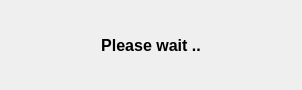
SCIInstitute/ImageVis3D, file ImageVis3D/UI/UI/PleaseWait.ui: the form before one commit.
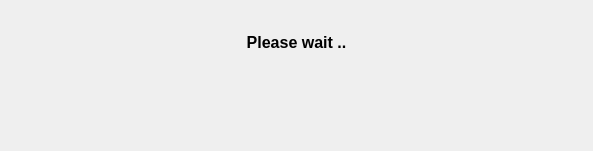
The form after the commit.

Patch:
```diff
--- a/ImageVis3D/UI/UI/PleaseWait.ui
+++ b/ImageVis3D/UI/UI/PleaseWait.ui
@@ -8,8 +8,8 @@
    <rect>
     <x>0</x>
     <y>0</y>
-    <width>302</width>
-    <height>90</height>
+    <width>593</width>
+    <height>151</height>
    </rect>
   </property>
   <property name="sizePolicy" >
@@ -18,6 +18,12 @@
     <verstretch>0</verstretch>
    </sizepolicy>
   </property>
+  <property name="minimumSize" >
+   <size>
+    <width>500</width>
+    <height>150</height>
+   </size>
+  </property>
   <property name="contextMenuPolicy" >
    <enum>Qt::NoContextMenu</enum>
   </property>
@@ -30,7 +36,7 @@
   <property name="modal" >
    <bool>false</bool>
   </property>
-  <layout class="QHBoxLayout" name="horizontalLayout" >
+  <layout class="QVBoxLayout" name="verticalLayout" >
    <item>
     <widget class="QLabel" name="label" >
      <property name="font" >
@@ -51,6 +57,22 @@
      </property>
     </widget>
    </item>
+   <item>
+    <widget class="QLabel" name="label_Status" >
+     <property name="text" >
+      <string/>
+     </property>
+     <property name="scaledContents" >
+      <bool>false</bool>
+     </property>
+     <property name="alignment" >
+      <set>Qt::AlignCenter</set>
+     </property>
+     <property name="wordWrap" >
+      <bool>true</bool>
+     </property>
+    </widget>
+   </item>
   </layout>
  </widget>
  <resources/>
```
